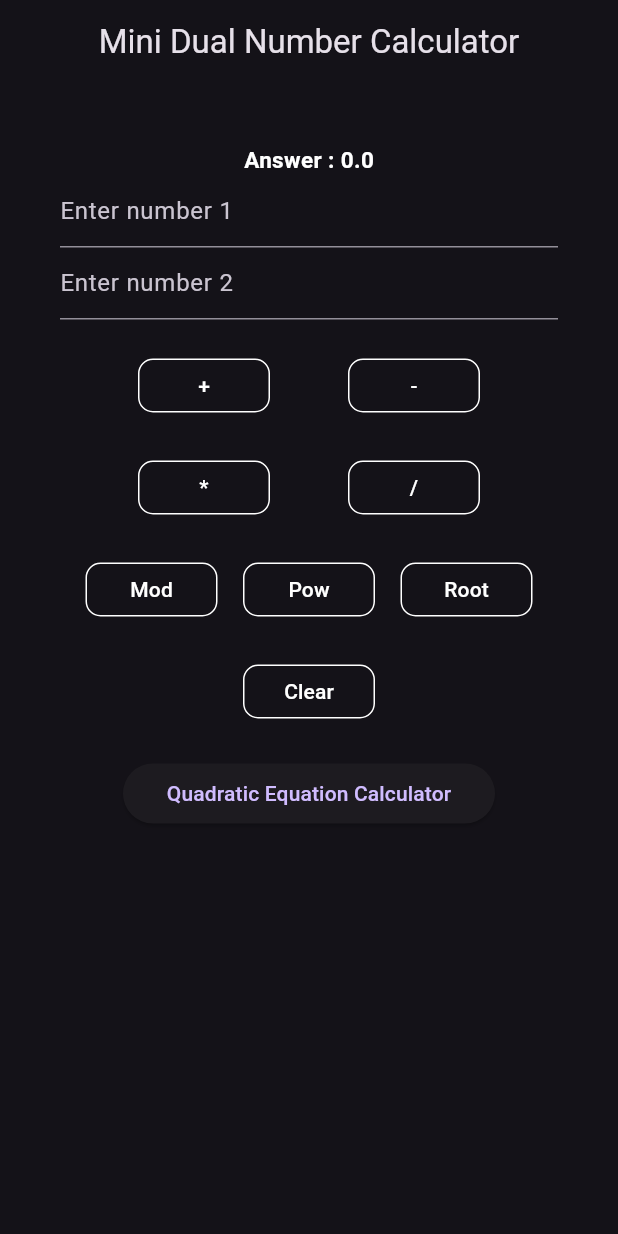
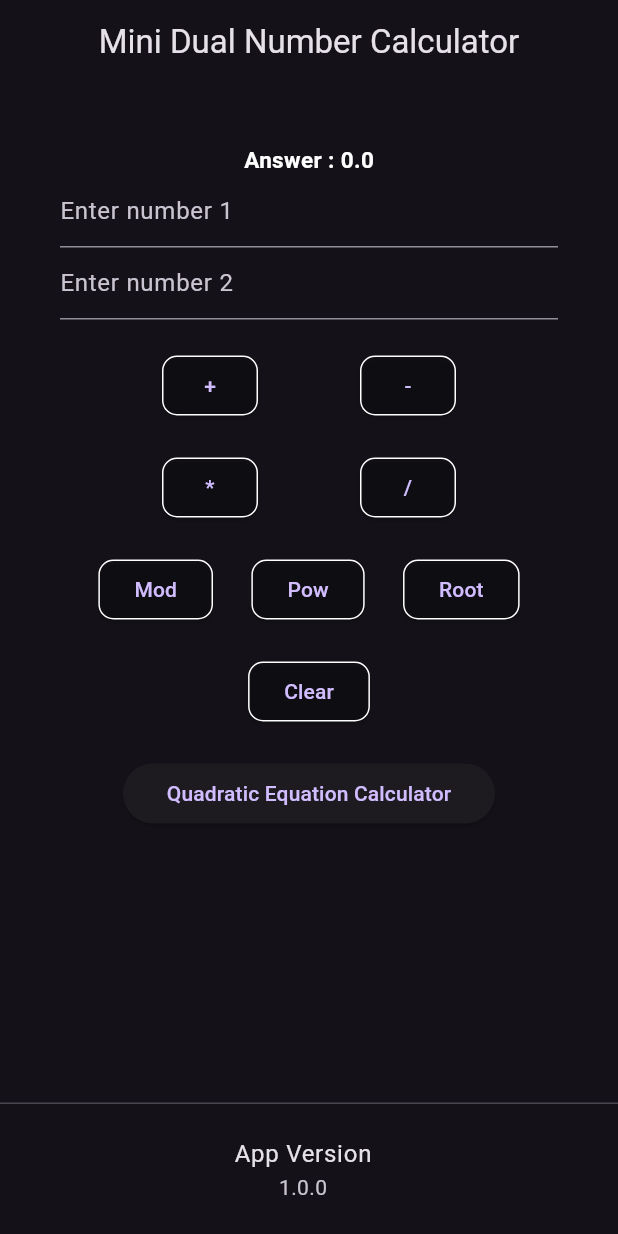
Before and after one commit to mdinoshc/flutter_cal, a Flutter app: the screen it shows after launch, on a phone screen of 412 x 824 dp. Run offline on Flutter 3.47's test engine with Material 3 defaults, Android fonts, the phone set to English and light mode, and no system bars; our stand-ins replace package_info_plus.

Commit message:
Call App - app versioning and other fixes

```diff
--- a/lib/home_page.dart
+++ b/lib/home_page.dart
@@ -1,5 +1,6 @@
+import 'package:calculatorapp/keys/keyz.dart';
 import 'package:flutter/material.dart';
-import 'package:flutter/rendering.dart';
+import 'package:package_info_plus/package_info_plus.dart';
 import 'dart:math';
 import 'qec.dart';
 
@@ -9,73 +10,174 @@ class HomePage extends StatefulWidget {
 }
 
 class HomePageState extends State<HomePage> {
-  var num1 = 0.0, num2 = 0.0, sum = 0.0;
+
+  _initPackageInfo() async {
+    final info = await PackageInfo.fromPlatform();
+    setState(() {
+      packageInfo = info;
+    });
+  }
+
+  PackageInfo packageInfo = PackageInfo(appName: 'Unknown', packageName: 'Unknown', version: 'Unknown', buildNumber: 'Unknown');
+
+  @override
+  void initState() {
+    super.initState();
+    _initPackageInfo();
+  }
+
+  Widget Appdet(String app_text, String app_detail) {
+    return ListTile(
+      title: Row(
+        mainAxisAlignment: MainAxisAlignment.center,
+        children: [
+          Text(app_text)
+        ],
+      ),
+      subtitle: Row(
+        mainAxisAlignment: MainAxisAlignment.center,
+        children: [
+          Text(app_detail)
+        ],
+      ),
+    );
+  }
+
+  double num1 = 0.0, num2 = 0.0, sum = 0.0;
+
+  String firstPlaceHolder = "Enter number 1";
+  String secondPlaceHolder = "Enter number 2";
 
   final TextEditingController t1 = new TextEditingController(text: "");
   final TextEditingController t2 = new TextEditingController(text: "");
 
   void doAddition() {
+    try {
       setState(() {
-      num1 = double.parse(t1.text);
-      num2 = double.parse(t2.text);
+        num1 = double.parse(t1.value.text);
+        num2 = double.parse(t2.value.text);
         sum = num1 + num2;
       });
+    } on Exception catch(exception) {
+      print("Invalid Entries ");
+    } catch(e) {
+      print("Error occurred");
+    }
   }
 
   void doSubtraction() {
+    try {
       setState(() {
         num1 = double.parse(t1.text);
         num2 = double.parse(t2.text);
         sum = num1 - num2;
       });
+    } on Exception catch(FormatException) {
+      print("Invalid Entries");
+    } catch(e) {
+      print("Error occurred");
+    }
   }
 
   void doMultiplication() {
+    try {
       setState(() {
         num1 = double.parse(t1.text);
         num2 = double.parse(t2.text);
         sum = num1 * num2;
       });
+    } on Exception catch(FormatException) {
+      print("Invalid Entries");
+    } catch(e) {
+      print("Error occurred");
+    }
   }
 
   void doDivision() {
+    try {
       setState(() {
         num1 = double.parse(t1.text);
         num2 = double.parse(t2.text);
         sum = num1 / num2;
       });
+    } on Exception catch(FormatException) {
+      print("Invalid Entries");
+    } catch(e) {
+      print("Error occurred");
+    }
   }
 
   void doClear() {
     setState(() {
-      t1.text = "0";
-      t2.text = "0";
+      t1.text = firstPlaceHolder;
+      t2.text = secondPlaceHolder;
       sum = 0;
     });
   }
 
   void doModule() {
+    try {
       setState(() {
         num1 = double.parse(t1.text);
         num2 = double.parse(t2.text);
         sum = num1 % num2;
       });
+    } on Exception catch(FormatException) {
+      print("Invalid Entries");
+    } catch(e) {
+      print("Error occurred");
+    }
   }
 
   void doPower() {
+    try {
       setState(() {
         num1 = double.parse(t1.text);
         num2 = double.parse(t2.text);
-      sum = pow(num1, num2);
+        sum = pow(num1, num2).toDouble();
       });
+    } on Exception catch(FormatException) {
+      print("Invalid Entries");
+    } catch(e) {
+      print("Error occurred");
+    }
   }
 
   void doRoot() {
+    try {
       setState(() {
         num1 = double.parse(t1.text);
         num2 = double.parse(t2.text);
-      sum = pow(num1, (1 / num2));
+        sum = pow(num1, (1 / num2)).toDouble();
       });
+    } on Exception catch(FormatException) {
+      print("Invalid Entries");
+    } catch(e) {
+      print("Error occurred");
+    }
+  }
+
+  Widget calculation_button(GlobalKey<State> myKey, String btnname, Color btncolor, void btnaction()) {
+    return new ElevatedButton(
+      key: myKey,
+        onPressed: btnaction,
+        style: ElevatedButton.styleFrom(
+          shape: RoundedRectangleBorder(
+              borderRadius: BorderRadius.circular(10),
+              side: BorderSide(color: Colors.white)),
+          backgroundColor: btncolor,
+        ),
+        child: Text(btnname)
+    );
+  }
+
+  Widget textFieldNum(GlobalKey<State> newKey, String HT, TextEditingController txtCtrl) {
+    return TextField(
+      key: newKey,
+      keyboardType: TextInputType.number,
+      decoration: new InputDecoration(hintText: HT),
+      controller: txtCtrl,
+    );
   }
 
   @override
@@ -85,6 +187,9 @@ class HomePageState extends State<HomePage> {
         title: new Text("Mini Dual Number Calculator"),
         centerTitle: true,
       ),
+      persistentFooterButtons: [
+        Appdet('App Version', packageInfo.version)
+      ],
       body: new Container(
         padding: const EdgeInsets.all(40.0),
         child: SingleChildScrollView(
@@ -99,13 +204,15 @@ class HomePageState extends State<HomePage> {
                     fontWeight: FontWeight.bold),
               ),
               new TextField(
+                key: testKeyz.firstNumKey,
                 keyboardType: TextInputType.number,
-                decoration: new InputDecoration(hintText: "Enter number 1"),
+                decoration: new InputDecoration(hintText: firstPlaceHolder),
                 controller: t1,
               ),
               new TextField(
+                key: testKeyz.secondNumKey,
                 keyboardType: TextInputType.number,
-                decoration: new InputDecoration(hintText: "Enter number 2"),
+                decoration: new InputDecoration(hintText: secondPlaceHolder),
                 controller: t2,
               ),
               new Padding(
@@ -114,22 +221,8 @@ class HomePageState extends State<HomePage> {
               new Row(
                 mainAxisAlignment: MainAxisAlignment.spaceEvenly,
                 children: <Widget>[
-                  new FlatButton(
-                    shape: RoundedRectangleBorder(
-                        borderRadius: BorderRadius.circular(10),
-                        side: BorderSide(color: Colors.white)),
-                    child: new Text("+"),
-                    color: Colors.transparent,
-                    onPressed: doAddition,
-                  ),
-                  new FlatButton(
-                    shape: RoundedRectangleBorder(
-                        borderRadius: BorderRadius.circular(10),
-                        side: BorderSide(color: Colors.white)),
-                    child: new Text("-"),
-                    color: Colors.transparent,
-                    onPressed: doSubtraction,
-                  ),
+                  calculation_button(testKeyz.AddBtn, "+", Colors.transparent, doAddition),
+                  calculation_button(testKeyz.SubBtn, "-", Colors.transparent, doSubtraction)
                 ],
               ),
               new Padding(
@@ -138,22 +231,8 @@ class HomePageState extends State<HomePage> {
               new Row(
                 mainAxisAlignment: MainAxisAlignment.spaceEvenly,
                 children: <Widget>[
-                  new FlatButton(
-                    shape: RoundedRectangleBorder(
-                        borderRadius: BorderRadius.circular(10),
-                        side: BorderSide(color: Colors.white)),
-                    child: new Text("*"),
-                    color: Colors.transparent,
-                    onPressed: doMultiplication,
-                  ),
-                  new FlatButton(
-                    shape: RoundedRectangleBorder(
-                        borderRadius: BorderRadius.circular(10),
-                        side: BorderSide(color: Colors.white)),
-                    child: new Text("/"),
-                    color: Colors.transparent,
-                    onPressed: doDivision,
-                  ),
+                  calculation_button(testKeyz.MultiplyBtn, "*", Colors.transparent, doMultiplication),
+                  calculation_button(testKeyz.DivideBtn, "/", Colors.transparent, doDivision)
                 ],
               ),
               new Padding(
@@ -162,30 +241,9 @@ class HomePageState extends State<HomePage> {
               new Row(
                   mainAxisAlignment: MainAxisAlignment.spaceEvenly,
                   children: <Widget>[
-                    new FlatButton(
-                      shape: RoundedRectangleBorder(
-                          borderRadius: BorderRadius.circular(10),
-                          side: BorderSide(color: Colors.white)),
-                      child: new Text("Mod"),
-                      color: Colors.transparent,
-                      onPressed: doModule,
-                    ),
-                    new FlatButton(
-                      shape: RoundedRectangleBorder(
-                          borderRadius: BorderRadius.circular(10),
-                          side: BorderSide(color: Colors.white)),
-                      child: new Text("Pow"),
-                      color: Colors.transparent,
-                      onPressed: doPower,
-                    ),
-                    new FlatButton(
-                      shape: RoundedRectangleBorder(
-                          borderRadius: BorderRadius.circular(10),
-                          side: BorderSide(color: Colors.white)),
-                      child: new Text("Root"),
-                      color: Colors.transparent,
-                      onPressed: doRoot,
-                    ),
+                    calculation_button(testKeyz.ModBtn, "Mod", Colors.transparent,doModule),
+                    calculation_button(testKeyz.PowBtn, "Pow", Colors.transparent, doPower),
+                    calculation_button(testKeyz.RootBtn, "Root", Colors.transparent, doRoot)
                   ]),
               new Padding(
                 padding: const EdgeInsets.only(top: 20.0),
@@ -193,14 +251,7 @@ class HomePageState extends State<HomePage> {
               new Row(
                   mainAxisAlignment: MainAxisAlignment.center,
                   children: <Widget>[
-                    new FlatButton(
-                      shape: RoundedRectangleBorder(
-                          borderRadius: BorderRadius.circular(10),
-                          side: BorderSide(color: Colors.white)),
-                      child: new Text("Clear"),
-                      color: Colors.transparent,
-                      onPressed: doClear,
-                    ),
+                    calculation_button(testKeyz.ClrBtn, "Clear", Colors.transparent, doClear)
                   ]),
               new Padding(
                 padding: const EdgeInsets.only(top: 20.0),
@@ -209,6 +260,7 @@ class HomePageState extends State<HomePage> {
                 mainAxisAlignment: MainAxisAlignment.center,
                 children: <Widget>[
                   ElevatedButton(
+                    key: testKeyz.QECBtn,
                       onPressed: () {
                         Navigator.push(
                           context,
@@ -221,7 +273,7 @@ class HomePageState extends State<HomePage> {
                             child: Text('Quadratic Equation Calculator'),
                           ))),
                 ],
-              )
+              ),
             ],
           ),
         ),
--- /dev/null
+++ b/lib/keys/keyz.dart
@@ -0,0 +1,23 @@
+import 'package:flutter/cupertino.dart';
+
+class testKeyz {
+  static GlobalKey<State<StatefulWidget>> firstNumKey = GlobalKey();
+  static GlobalKey<State<StatefulWidget>> secondNumKey = GlobalKey();
+
+  static GlobalKey<State<StatefulWidget>> firstNumKeyQec = GlobalKey();
+  static GlobalKey<State<StatefulWidget>> secondNumKeyQec = GlobalKey();
+  static GlobalKey<State<StatefulWidget>> thirdNumKeyQec = GlobalKey();
+
+  static GlobalKey<State<StatefulWidget>> AddBtn = GlobalKey();
+  static GlobalKey<State<StatefulWidget>> SubBtn = GlobalKey();
+  static GlobalKey<State<StatefulWidget>> MultiplyBtn = GlobalKey();
+  static GlobalKey<State<StatefulWidget>> DivideBtn = GlobalKey();
+  static GlobalKey<State<StatefulWidget>> ModBtn = GlobalKey();
+  static GlobalKey<State<StatefulWidget>> PowBtn = GlobalKey();
+  static GlobalKey<State<StatefulWidget>> RootBtn = GlobalKey();
+  static GlobalKey<State<StatefulWidget>> ClrBtn = GlobalKey();
+  static GlobalKey<State<StatefulWidget>> QECBtn = GlobalKey();
+
+  static GlobalKey<State<StatefulWidget>> CalBtn = GlobalKey();
+  static GlobalKey<State<StatefulWidget>> ClrQecBtn = GlobalKey();
+}
--- a/lib/main.dart
+++ b/lib/main.dart
@@ -10,7 +10,9 @@ class MyApp extends StatelessWidget {
       title: "Calculator App",
       debugShowCheckedModeBanner: false,
       theme: new ThemeData(
-          brightness: Brightness.dark, primarySwatch: Colors.purple),
+          brightness: Brightness.dark,
+        dividerColor: Colors.transparent,
+      ),
       home: new HomePage(),
     );
   }
```
Also changed, not shown: analysis_options.yaml (added, +28 -0 lines), lib/qec.dart (+24 -34 lines), pubspec.yaml (+12 -8 lines), pubspec.lock, 67 other files. Lines whose indentation alone changed are shown as unchanged.
